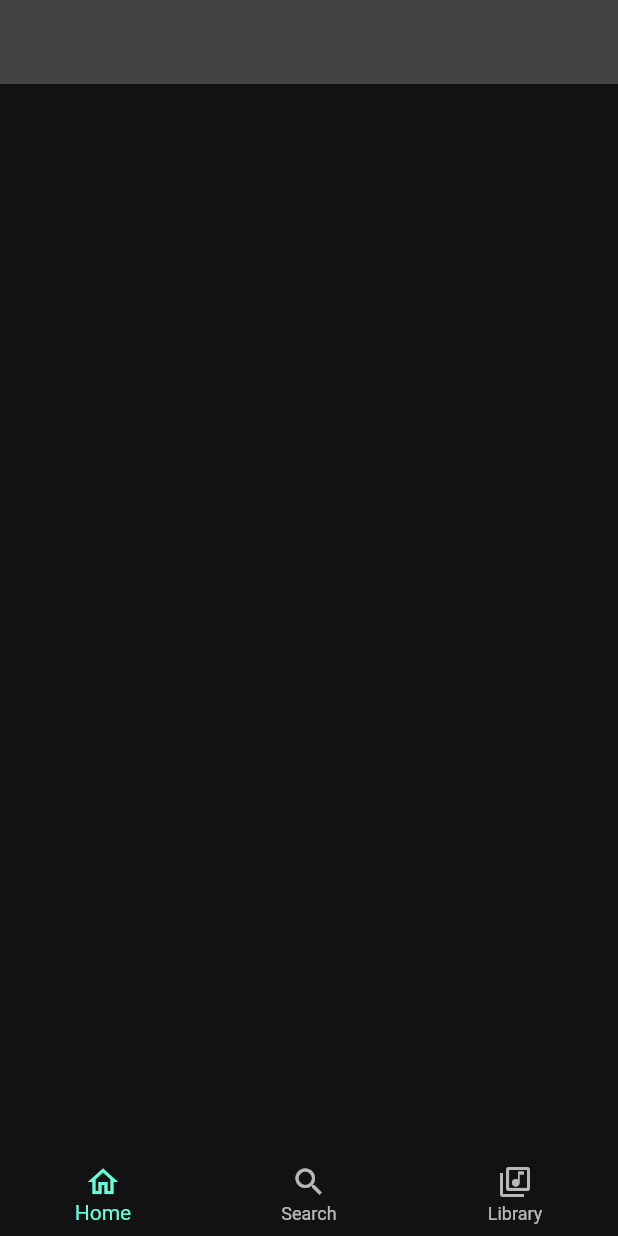
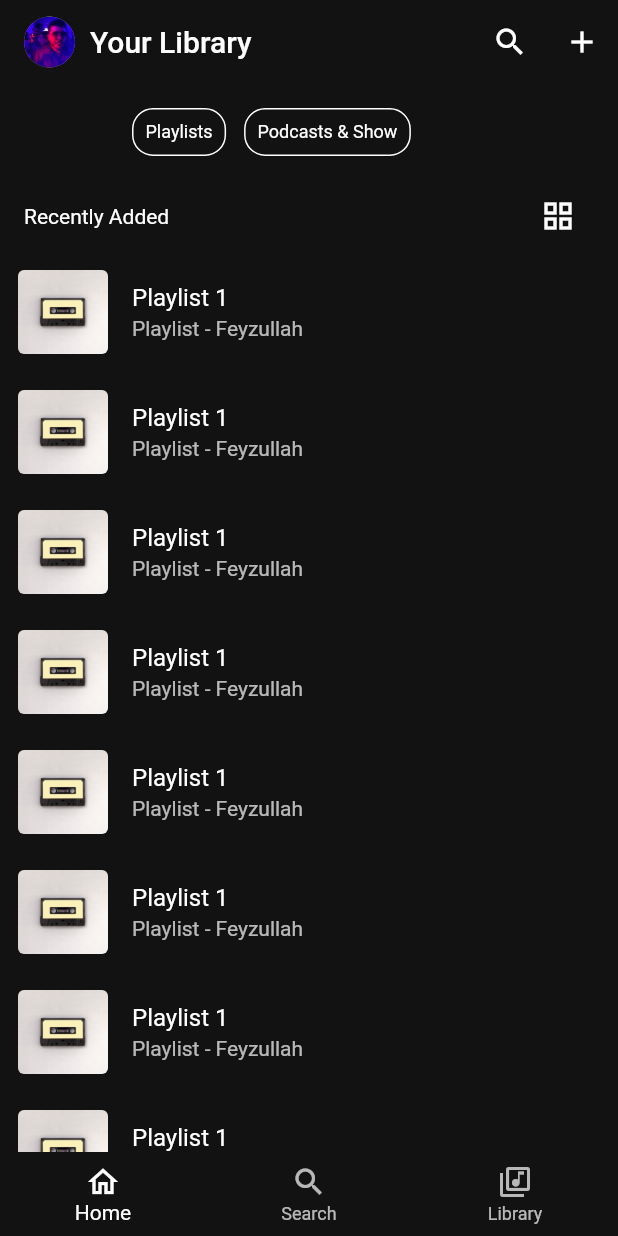
Before and after one commit to feyzforall/spotify-clone, a Flutter app: the screen it shows after launch, item 2 of the bottom bar chosen, on a phone screen of 412 x 824 dp. Run offline on Flutter 3.47's test engine with Material 2 defaults, Android fonts, the phone set to English and light mode, and no system bars; our stand-ins replace auto_route.

Commit message:
library screen lists completed

```diff
--- a/lib/const/assets.dart
+++ b/lib/const/assets.dart
@@ -2,4 +2,5 @@ class Assets {
   Assets._();
 
   static const String placeholder = 'assets/placeholder.jpg';
+  static const String profil = 'assets/profil.jpeg';
 }
--- a/lib/const/colors.dart
+++ b/lib/const/colors.dart
@@ -4,4 +4,5 @@ class AppColors {
   AppColors._();
 
   static const Color codGray = Color(0xFF121212);
+  static const Color mountainMeadow = Color(0xFF1DB954);
 }
--- a/lib/const/theme.dart
+++ b/lib/const/theme.dart
@@ -1,7 +1,11 @@
 import 'package:flutter/material.dart';
+import 'package:spotifyclone/const/colors.dart';
 
 ThemeData customTheme = ThemeData(
   brightness: Brightness.dark,
-  scaffoldBackgroundColor: Colors.black12,
-  primaryColor: Colors.black12,
+  scaffoldBackgroundColor: AppColors.codGray,
+  primaryColor: AppColors.mountainMeadow,
+  bottomNavigationBarTheme: const BottomNavigationBarThemeData(
+    selectedItemColor: Colors.white,
+  ),
 );
--- a/lib/presentation/pages/library/library_page.dart
+++ b/lib/presentation/pages/library/library_page.dart
@@ -1,5 +1,17 @@
 import 'package:flutter/material.dart';
+import 'package:flutter/rendering.dart';
+import 'package:provider/provider.dart';
+import 'package:spotifyclone/const/assets.dart';
+import 'package:spotifyclone/const/dimensions.dart';
 import 'package:spotifyclone/main_screen.dart';
+import 'package:spotifyclone/presentation/widgets/home_album_card.dart';
+import 'package:spotifyclone/usecases/library_filter_notifier.dart';
+import 'package:spotifyclone/usecases/sliver_app_bar_notifier.dart';
+
+import '../../../usecases/sliver_title_visibility_controller.dart';
+import '../../widgets/filter_pill_button.dart';
+
+part 'library_page_widgets.dart';
 
 class LibraryPage extends StatefulWidget {
   const LibraryPage({Key? key}) : super(key: key);
@@ -9,12 +21,27 @@ class LibraryPage extends StatefulWidget {
 }
 
 class _LibraryPageState extends State<LibraryPage> {
+  bool isGrid = false;
+  @override
+  void initState() {
+    super.initState();
+  }
+
   @override
   Widget build(BuildContext context) {
-    return CustomScrollView(
-      slivers: [
-        SliverAppBar(),
-      ],
+    return NotificationListener(
+      onNotification: (notification) {
+        sliverController(notification, context);
+        return true;
+      },
+      child: CustomScrollView(
+        shrinkWrap: true,
+        slivers: [
+          const CustomSliverAppBar(),
+          const FilterRow(),
+          context.watch<LibraryFilterNotifier>().isGrid ? const GridList() : const TileList(),
+        ],
+      ),
     );
   }
 }
--- /dev/null
+++ b/lib/presentation/widgets/filter_pill_button.dart
@@ -0,0 +1,29 @@
+import 'package:flutter/material.dart';
+
+class FilterPillButton extends StatelessWidget {
+  const FilterPillButton({
+    Key? key,
+    required this.label,
+    required this.onPressed,
+  }) : super(key: key);
+
+  final String label;
+  final VoidCallback onPressed;
+
+  @override
+  Widget build(BuildContext context) {
+    return GestureDetector(
+      child: Container(
+        padding: const EdgeInsets.all(8.0),
+        decoration: BoxDecoration(
+          border: Border.all(color: Colors.white),
+          borderRadius: BorderRadius.circular(14),
+        ),
+        child: Text(
+          label,
+          style: Theme.of(context).textTheme.caption!.copyWith(color: Colors.white),
+        ),
+      ),
+    );
+  }
+}
--- a/lib/presentation/widgets/home_album_card.dart
+++ b/lib/presentation/widgets/home_album_card.dart
@@ -12,7 +12,9 @@ class HomeAlbumCard extends StatelessWidget {
 
   @override
   Widget build(BuildContext context) {
-    return Column(
+    return Container(
+      color: Colors.white,
+      child: Column(
         children: [
           Image.asset(
             Assets.placeholder,
@@ -26,6 +28,7 @@ class HomeAlbumCard extends StatelessWidget {
             style: Theme.of(context).textTheme.caption,
           )
         ],
+      ),
     );
   }
 }
--- /dev/null
+++ b/lib/usecases/library_filter_notifier.dart
@@ -0,0 +1,12 @@
+import 'package:flutter/material.dart';
+
+class LibraryFilterNotifier extends ChangeNotifier {
+  bool _isGrid = false;
+
+  bool get isGrid => _isGrid;
+
+  void toggleGrid() {
+    _isGrid = !_isGrid;
+    notifyListeners();
+  }
+}
--- /dev/null
+++ b/lib/usecases/sliver_app_bar_notifier.dart
@@ -0,0 +1,13 @@
+import 'package:flutter/material.dart';
+
+class SliverNotifier extends ChangeNotifier {
+  bool _isVisible = true;
+
+  // ignore: unnecessary_getters_setters
+  bool get isVisible => _isVisible;
+
+  void setVisible(bool val) {
+    _isVisible = val;
+    notifyListeners();
+  }
+}
```
Also changed, not shown: lib/main.dart (+16 -2 lines), lib/presentation/pages/library/library_page_widgets.dart (added, +189 -0 lines), lib/usecases/navbar_provider.dart (deleted, +0 -10 lines), lib/usecases/sliver_title_visibility_controller.dart (added, +19 -0 lines), assets/profil.jpeg (added). Lines whose indentation alone changed are shown as unchanged.
